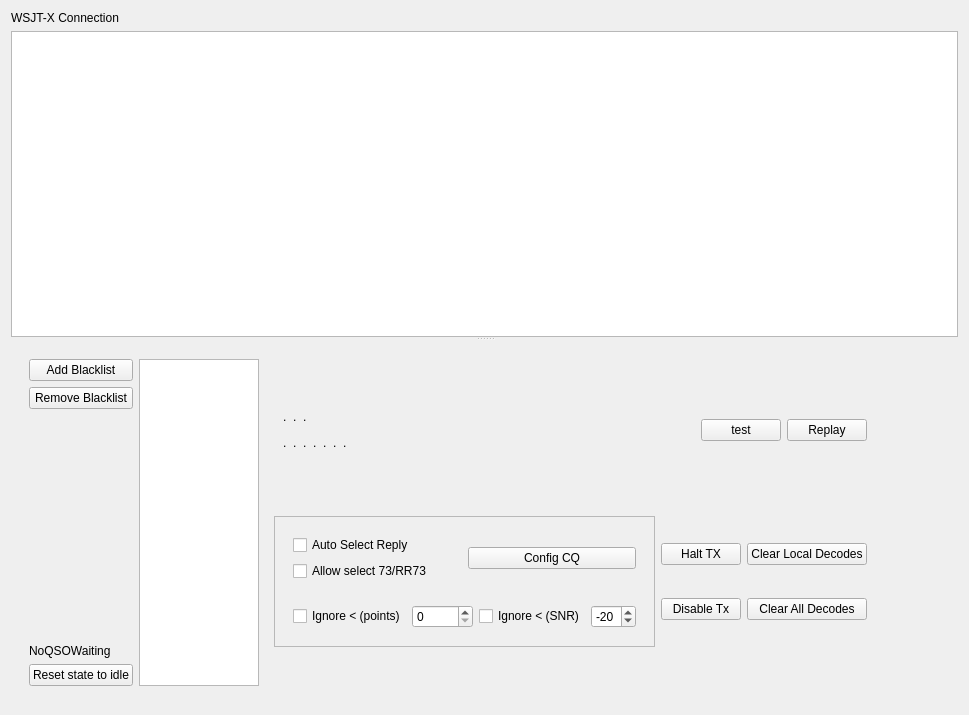
Old version of the form mqt/MqtLogger/WsjtxFrame.ui in the repository Rsclub22/Minos2-Mirror.
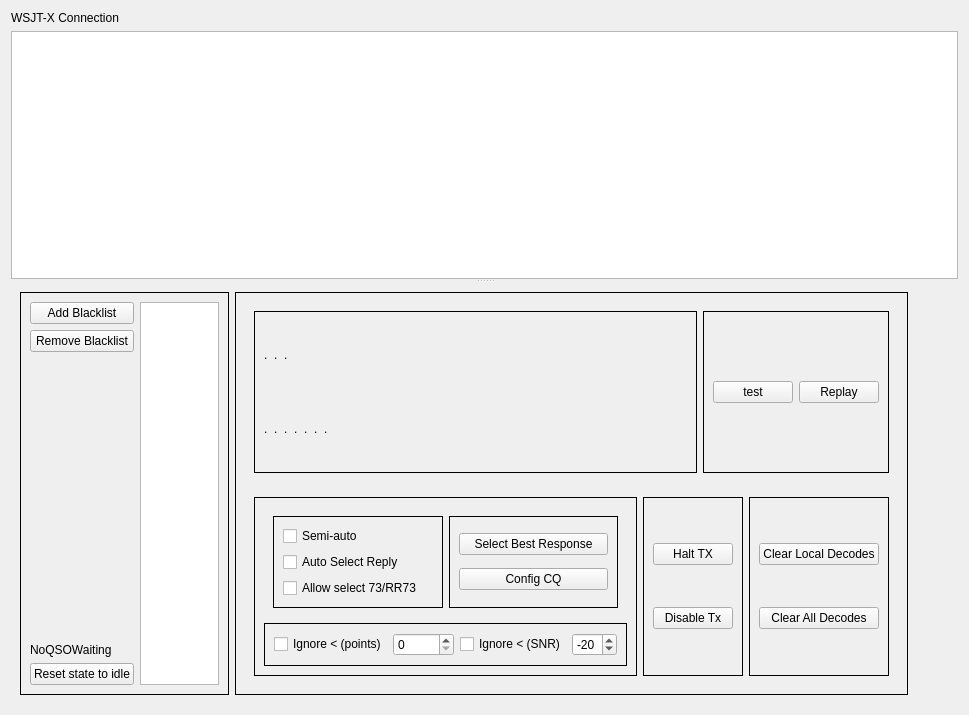
New version of the form. Custom widgets are drawn as their Qt base class.

Commit message: 1st try at semi-auto

```diff
--- a/mqt/MqtLogger/WsjtxFrame.ui
+++ b/mqt/MqtLogger/WsjtxFrame.ui
@@ -83,7 +83,7 @@
          <x>0</x>
          <y>0</y>
          <width>949</width>
-         <height>364</height>
+         <height>381</height>
         </rect>
        </property>
        <property name="sizePolicy">
@@ -95,6 +95,9 @@
        <layout class="QHBoxLayout" name="horizontalLayout_8">
         <item>
          <widget class="QFrame" name="blFrame">
+          <property name="frameShape">
+           <enum>QFrame::Box</enum>
+          </property>
           <layout class="QHBoxLayout" name="horizontalLayout_5">
            <item>
             <layout class="QVBoxLayout" name="verticalLayout">
@@ -148,14 +151,22 @@
          </widget>
         </item>
         <item>
+         <widget class="QFrame" name="wframe">
+          <property name="frameShape">
+           <enum>QFrame::Box</enum>
+          </property>
          <layout class="QVBoxLayout" name="verticalLayout_6">
           <item>
+            <widget class="QFrame" name="dframe">
            <layout class="QHBoxLayout" name="horizontalLayout_4">
             <property name="sizeConstraint">
              <enum>QLayout::SetMinimumSize</enum>
             </property>
             <item>
              <widget class="QFrame" name="statusFrame">
+                <property name="frameShape">
+                 <enum>QFrame::Box</enum>
+                </property>
               <layout class="QVBoxLayout" name="verticalLayout_7">
                <item>
                 <layout class="QHBoxLayout" name="horizontalLayout_2">
@@ -265,6 +276,10 @@
              </widget>
             </item>
             <item>
+               <widget class="QFrame" name="testframe">
+                <property name="frameShape">
+                 <enum>QFrame::Box</enum>
+                </property>
              <layout class="QHBoxLayout" name="horizontalLayout_6">
               <item>
                <widget class="QPushButton" name="testButton">
@@ -287,10 +302,13 @@
                </widget>
               </item>
              </layout>
-            </item>
-           </layout>
+               </widget>
+              </item>
+             </layout>
+            </widget>
           </item>
           <item>
+            <widget class="QFrame" name="cframe">
            <layout class="QHBoxLayout" name="horizontalLayout_7">
             <item>
              <widget class="QFrame" name="autoSelectReplyFrame">
@@ -301,17 +319,28 @@
                </sizepolicy>
               </property>
               <property name="frameShape">
-               <enum>QFrame::StyledPanel</enum>
+                 <enum>QFrame::Box</enum>
               </property>
               <property name="frameShadow">
-               <enum>QFrame::Raised</enum>
+                 <enum>QFrame::Plain</enum>
               </property>
               <layout class="QVBoxLayout" name="verticalLayout_5">
                <item>
                 <widget class="QFrame" name="autoSelectFrame">
                  <layout class="QHBoxLayout" name="horizontalLayout_3">
                   <item>
+                     <widget class="QFrame" name="asframe">
+                      <property name="frameShape">
+                       <enum>QFrame::Box</enum>
+                      </property>
                    <layout class="QVBoxLayout" name="verticalLayout_8">
+                       <item>
+                        <widget class="QCheckBox" name="semiAutocb">
+                         <property name="text">
+                          <string>Semi-auto</string>
+                         </property>
+                        </widget>
+                       </item>
                     <item>
                      <widget class="QCheckBox" name="autoSelectButton">
                       <property name="focusPolicy">
@@ -336,6 +365,20 @@
                      </widget>
                     </item>
                    </layout>
+                     </widget>
+                    </item>
+                    <item>
+                     <widget class="QFrame" name="selFrame">
+                      <property name="frameShape">
+                       <enum>QFrame::Box</enum>
+                      </property>
+                      <layout class="QVBoxLayout" name="verticalLayout_9">
+                       <item>
+                        <widget class="QPushButton" name="semiAutoButton">
+                         <property name="text">
+                          <string>Select Best Response</string>
+                         </property>
+                        </widget>
                   </item>
                   <item>
                    <widget class="QPushButton" name="configCQButton">
@@ -350,8 +393,14 @@
                  </layout>
                 </widget>
                </item>
+                   </layout>
+                  </widget>
+                 </item>
                <item>
                 <widget class="QFrame" name="ignoreFrame">
+                   <property name="frameShape">
+                    <enum>QFrame::Box</enum>
+                   </property>
                  <layout class="QHBoxLayout" name="horizontalLayout">
                   <item>
                    <widget class="QCheckBox" name="minPointsCheckBox">
@@ -409,6 +458,10 @@
              </widget>
             </item>
             <item>
+               <widget class="QFrame" name="txframe">
+                <property name="frameShape">
+                 <enum>QFrame::Box</enum>
+                </property>
              <layout class="QVBoxLayout" name="verticalLayout_2">
               <item>
                <widget class="QPushButton" name="halt_tx_button_">
@@ -431,8 +484,13 @@
                </widget>
               </item>
              </layout>
+               </widget>
             </item>
             <item>
+               <widget class="QFrame" name="cdframe">
+                <property name="frameShape">
+                 <enum>QFrame::Box</enum>
+                </property>
              <layout class="QVBoxLayout" name="verticalLayout_4">
               <item>
                <widget class="QPushButton" name="clearLocalDecodesButton">
@@ -455,10 +513,13 @@
                </widget>
               </item>
              </layout>
-            </item>
-           </layout>
-          </item>
-         </layout>
+               </widget>
+              </item>
+             </layout>
+            </widget>
+           </item>
+          </layout>
+         </widget>
         </item>
         <item>
          <spacer name="horizontalSpacer">
```
Lines whose indentation alone changed are shown as unchanged. The commit also changes 4 other files.
